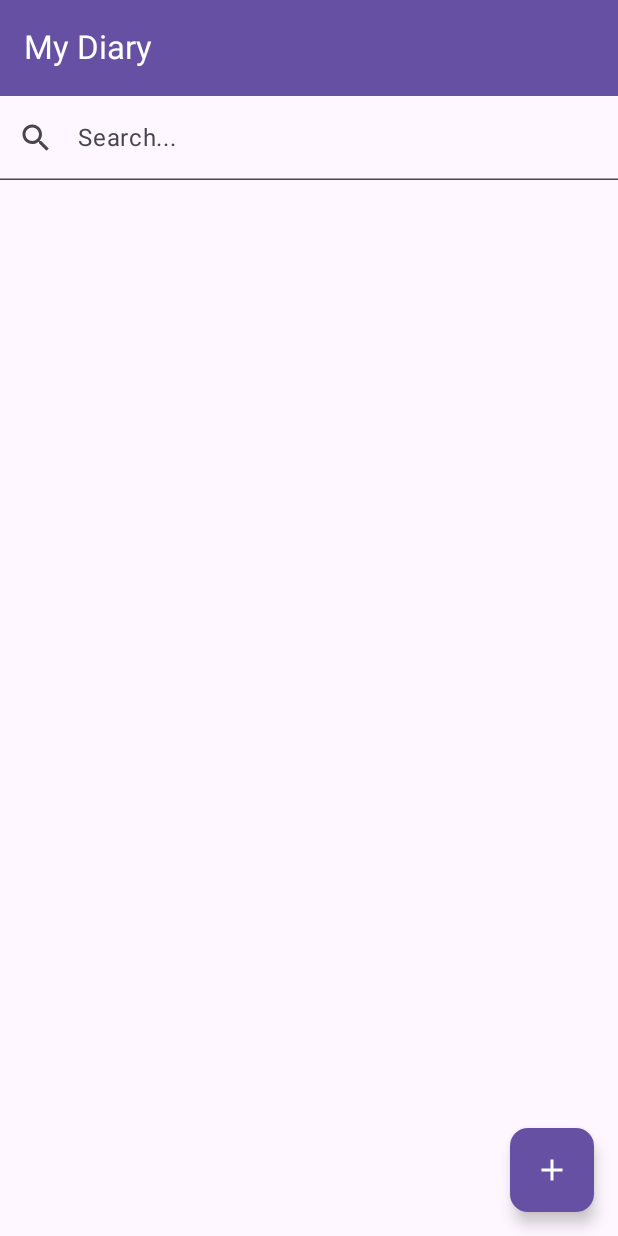
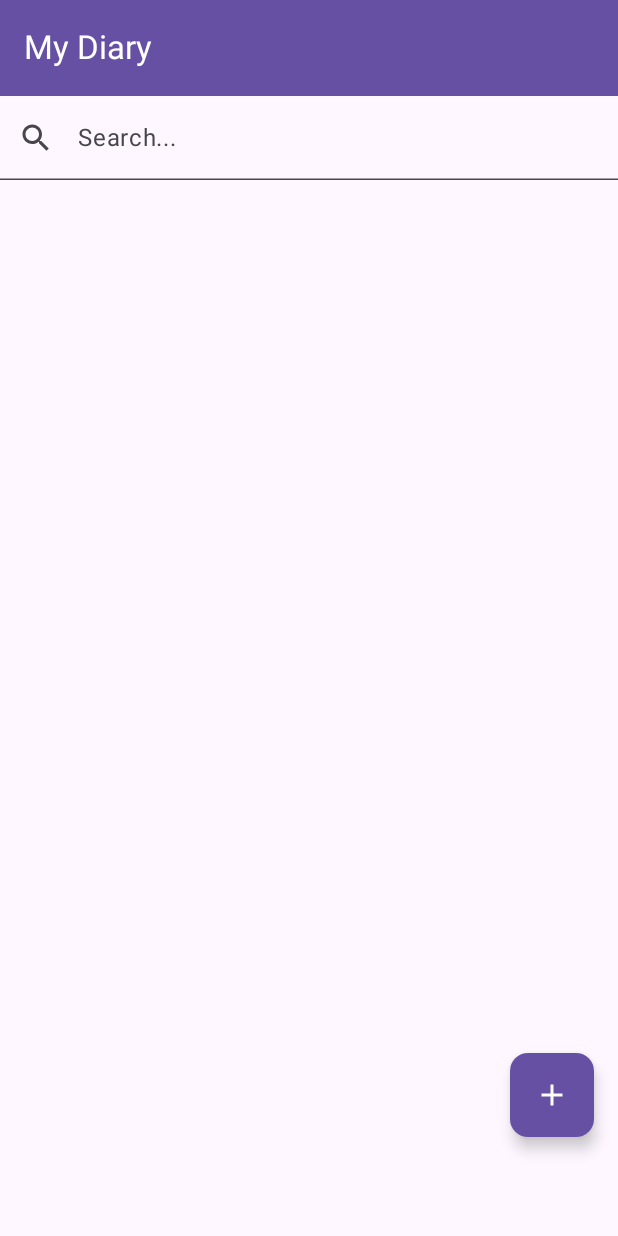
Before and after one commit to gdemirkol315/my-diary, an Android app built with Jetpack Compose: the screen it shows after launch (MainActivity), on a phone screen of 412 x 824 dp. Run offline under Robolectric (Android 15) with nearby library versions, the phone set to English and light mode, and no system bars; our stand-ins replace Room's generated code.

Commit message:
add button slightly elevated

```diff
--- a/app/src/main/java/com/example/mydiary/activities/MainActivity.kt
+++ b/app/src/main/java/com/example/mydiary/activities/MainActivity.kt
@@ -9,6 +9,7 @@ import androidx.compose.foundation.layout.Column
 import androidx.compose.foundation.layout.Row
 import androidx.compose.foundation.layout.fillMaxSize
 import androidx.compose.foundation.layout.fillMaxWidth
+import androidx.compose.foundation.layout.offset
 import androidx.compose.foundation.layout.padding
 import androidx.compose.foundation.lazy.LazyColumn
 import androidx.compose.material.icons.Icons
@@ -296,7 +297,8 @@ class MainActivity : ComponentActivity() {
         Box(
             modifier = Modifier
                 .fillMaxSize()
-                .padding(16.dp),
+                .padding(16.dp)
+                .offset(y = (-50).dp),
             contentAlignment = Alignment.BottomEnd
         ) {
             FloatingActionButton(
```
